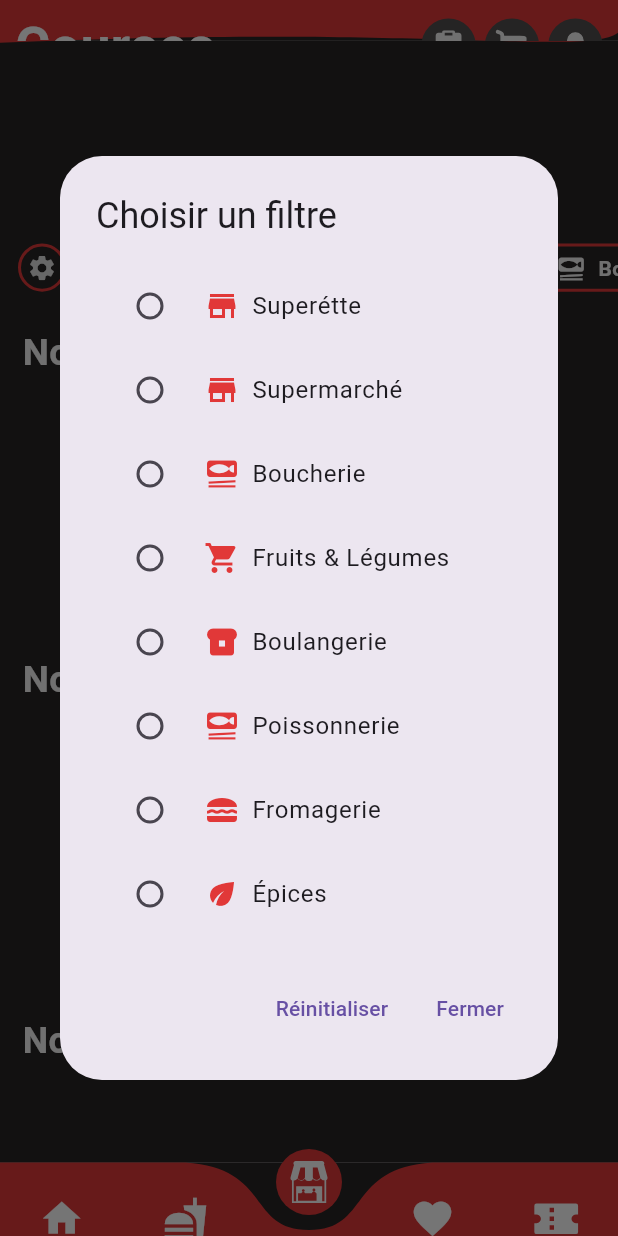
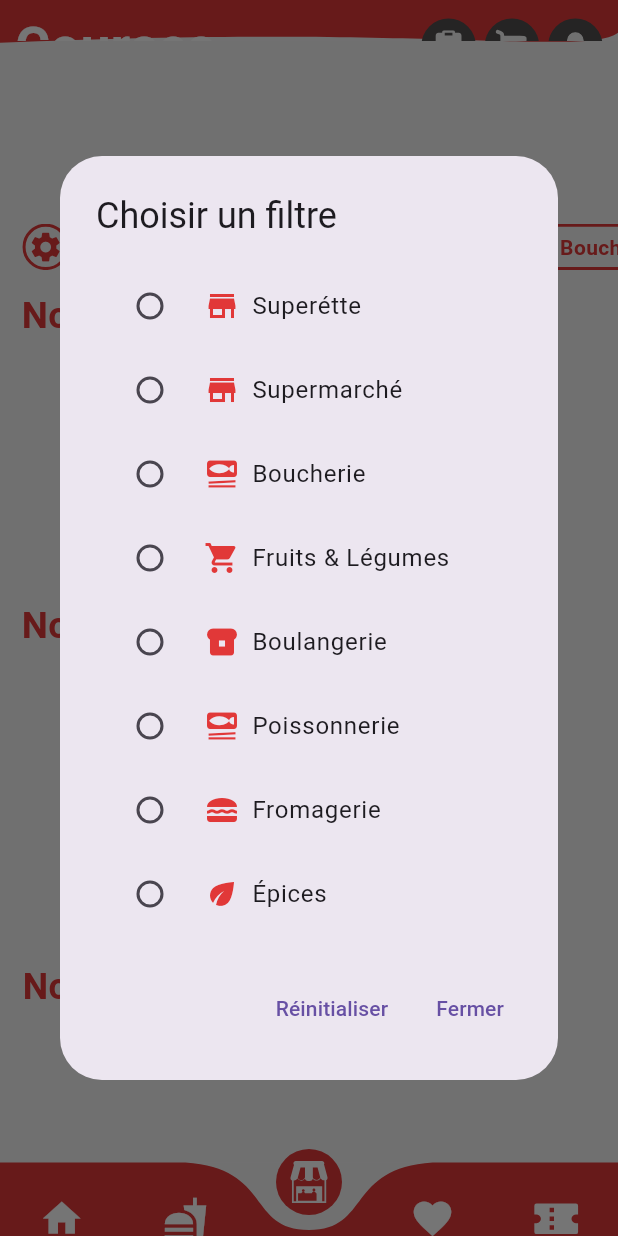
Before and after one commit to Tayeb-Bgh/QuickLiv, a Flutter app: the screen it shows after launch, item 3 of the bottom bar chosen, after a tap on the "settings" icon, on a phone screen of 412 x 824 dp. Run offline on Flutter 3.47's test engine with Material 3 defaults, Android fonts, the phone set to English and light mode, and no system bars; drawn by our look-alikes of curved_navigation_bar; our stand-ins replace auto_size_text, device_info_plus, dio, flutter_otp_text_field, flutter_rating_bar, flutter_riverpod and 7 more; missing offline and left inert: flutter_polyline_points; accounts and stored records are empty.

Commit message:
Ma, fix responsive for groceries page

```diff
--- a/mobileapp/lib/core/config/backend_api_config.dart
+++ b/mobileapp/lib/core/config/backend_api_config.dart
@@ -16,7 +16,7 @@ class ApiConfig {
         final isEmulator = !androidInfo.isPhysicalDevice;
         return isEmulator
             ? 'http://10.0.2.2:3000/api'
-            : 'http://192.168.43.83:3000/api';
+            : 'http://192.168.7.114:3000/api';
       }
 
       if (Platform.isIOS) {
--- a/mobileapp/lib/core/config/dark_mode_provider.dart
+++ b/mobileapp/lib/core/config/dark_mode_provider.dart
@@ -1,5 +1,5 @@
 import 'package:flutter_riverpod/flutter_riverpod.dart';
 
 final darkModeProvider = StateProvider<bool>((ref) {
-  return true;
+  return false;
 });
--- a/mobileapp/lib/core/constants/constants.dart
+++ b/mobileapp/lib/core/constants/constants.dart
@@ -27,3 +27,5 @@ const Color kPrimaryBlur = Color(0x4D000000); // 30% opacity
 // Vert
 const Color kPrimaryGreen = Color(0xFF34EB4F);
 const Color kSecondaryGreen = Color(0xFF47CF5B);
+
+const double kDefaultPadding = 0.035;
--- a/mobileapp/lib/features/customer/groceries/presentation/pages/groceries_page.dart
+++ b/mobileapp/lib/features/customer/groceries/presentation/pages/groceries_page.dart
@@ -37,6 +37,9 @@ class _GroceriesPageTestState extends ConsumerState<GroceriesPageTest> {
     final isDarkMode = ref.watch(darkModeProvider);
     final bgColor = isDarkMode ? kPrimaryDark : kSecondaryWhite;
 
+    final height = MediaQuery.of(context).size.height;
+    final width = MediaQuery.of(context).size.width;
+
     return ColoredBox(
       color: bgColor,
       child: CustomScrollView(
@@ -47,15 +50,15 @@ class _GroceriesPageTestState extends ConsumerState<GroceriesPageTest> {
               onRefresh: _refresh,
             ),
           ),
-          SliverToBoxAdapter(child: SizedBox(height: 10)),
+          SliverToBoxAdapter(child: SizedBox(height: height * 0)),
 
           // Sticky Header
           SliverPersistentHeader(
             pinned: true,
-            delegate: _StickyRadioButtonsDelegate(isDarkMode: isDarkMode),
+            delegate: _StickyRadioButtonsDelegate(isDarkMode: isDarkMode,height: height),
           ),
 
-          SliverToBoxAdapter(child: SizedBox(height: 13)),
+          SliverToBoxAdapter(child: SizedBox(height: height * 0)),
 
           SliverToBoxAdapter(
             child: ReductionsListView(
@@ -84,25 +87,28 @@ class _GroceriesPageTestState extends ConsumerState<GroceriesPageTest> {
 
 class _StickyRadioButtonsDelegate extends SliverPersistentHeaderDelegate {
   final bool isDarkMode;
-  _StickyRadioButtonsDelegate({required this.isDarkMode});
+  final double height;
+  _StickyRadioButtonsDelegate({required this.isDarkMode,required this.height});
 
   @override
   Widget build(BuildContext context, double shrinkOffset, bool overlapsContent) {
 
+
     return ColoredBox(
+
       color:  isDarkMode?  kPrimaryDark : kSecondaryWhite,
-      child: const Padding(
-        padding: EdgeInsets.symmetric(vertical: 8.0),
+      child: Padding(
+        padding: EdgeInsets.symmetric(vertical: height * 0.015),
         child: HorizontalRadioButtons(),
       ),
     );
   }
 
   @override
-  double get maxExtent => 50;
+  double get maxExtent => height * 0.0675;
 
   @override
-  double get minExtent => 50;
+  double get minExtent => height * 0.0675;
 
   @override
   bool shouldRebuild(_StickyRadioButtonsDelegate oldDelegate) => false;
--- a/mobileapp/lib/features/customer/groceries/presentation/widgets/business_story_btn.dart
+++ b/mobileapp/lib/features/customer/groceries/presentation/widgets/business_story_btn.dart
@@ -16,6 +16,7 @@ class BusinessStoryBtn extends ConsumerWidget {
     final Color textColor = isDarkMode ? kPrimaryWhite: kPrimaryBlack;
     final radius = MediaQuery.of(context).size.height * 0.04;
     final width = MediaQuery.of(context).size.width;
+    final height = MediaQuery.of(context).size.height;
 
     return Column(
       children: [
@@ -38,9 +39,9 @@ class BusinessStoryBtn extends ConsumerWidget {
             ),
           ),
         ),
-        const SizedBox(height: 1.6), // Space between image and text
+        SizedBox(height: height * 0.001), // Space between image and text
         SizedBox(
-          width: width * 0.19,
+          width: width * 0.175, /////////////////// PEUT ETRE ICI AUSSIIIIIIIIIIIIIIIII
           child: AutoSizeText(
             grocery.name,
             style: TextStyle(color: textColor, fontSize: width*0.025),
--- a/mobileapp/lib/features/customer/groceries/presentation/widgets/groceries_list_view.dart
+++ b/mobileapp/lib/features/customer/groceries/presentation/widgets/groceries_list_view.dart
@@ -6,7 +6,6 @@ import 'package:mobileapp/features/customer/groceries/business/entities/grocery_
 import 'package:mobileapp/features/customer/groceries/presentation/widgets/grocery_card.dart';
 
 class GroceriesListView extends ConsumerWidget {
-
   final AsyncValue<List<Grocery>> groceries;
   final String title = "Notre sélection du jour";
   final Function onRefresh;
@@ -20,7 +19,7 @@ class GroceriesListView extends ConsumerWidget {
   @override
   Widget build(BuildContext context, WidgetRef ref) {
     final isDarkMode = ref.watch(darkModeProvider);
-    final height = MediaQuery.of(context).size.height ;
+    final height = MediaQuery.of(context).size.height;
     final width = MediaQuery.of(context).size.width;
 
     final Color titleColor = isDarkMode ? kSecondaryWhite : kPrimaryRed;
@@ -28,7 +27,7 @@ class GroceriesListView extends ConsumerWidget {
     return ColoredBox(
       color: isDarkMode ? kPrimaryDark : kSecondaryWhite,
       child: Container(
-        padding: EdgeInsets.only(left: 15),
+        padding: EdgeInsets.only(left: width * kDefaultPadding),
         margin: EdgeInsets.only(bottom: 0),
         child: Column(
           mainAxisAlignment: MainAxisAlignment.start,
--- a/mobileapp/lib/features/customer/groceries/presentation/widgets/groceries_stories.dart
+++ b/mobileapp/lib/features/customer/groceries/presentation/widgets/groceries_stories.dart
@@ -22,14 +22,14 @@ class GroceriesStoriesList extends ConsumerWidget {
     return ColoredBox(
       color: isDarkMode ? kPrimaryDark : kSecondaryWhite,
       child: Container(
-        margin: EdgeInsets.only(top: 10),
-        padding: EdgeInsets.only(left: 5, right: 5),
+        margin: EdgeInsets.only(top: height * 0.01),
+        padding: EdgeInsets.only(left: width * kDefaultPadding),
         child: groceries.when(
           data:
               (groceries) => RefreshIndicator(
                 onRefresh: () => onRefresh(),
                 child: SizedBox(
-                  height: width * 0.26,
+                  height: height * 0.123,//////////////////////////////////ICIIIIIIIIIIIIIIIIIIIIIIIIIIIIIIIII STORYYYYYYYYYYYYY OVERFLOOOOOOOOOOOOOOW
                   child: ListView.builder(
                     physics: const AlwaysScrollableScrollPhysics(),
                     scrollDirection: Axis.horizontal,
@@ -37,9 +37,10 @@ class GroceriesStoriesList extends ConsumerWidget {
 
                     itemBuilder: (context, index) {
                       final grocer = groceries[index];
+
                       return Padding(
-                        padding: const EdgeInsets.symmetric(
-                          horizontal: 5,
+                        padding: EdgeInsets.only(
+                          right: width * 0.025,
                         ), // Réduit l'écart ici
                         child: BusinessStoryBtn(grocery: grocer),
                       );
--- a/mobileapp/lib/features/customer/groceries/presentation/widgets/horizontal_radio_buttons.dart
+++ b/mobileapp/lib/features/customer/groceries/presentation/widgets/horizontal_radio_buttons.dart
@@ -33,12 +33,13 @@ class HorizontalRadioButtons extends ConsumerWidget {
             itemBuilder: (context, index) {
               final category = categories[index];
               final isSelected = selected == category['label'];
+              final widht = MediaQuery.of(context).size.width ;
 
               return RadioListTile<String>(
                 title: Row(
                   children: [
                     Icon(category['icon'] as IconData, color: kPrimaryRed),
-                    const SizedBox(width: 8),
+                    SizedBox(width: 8),
                     Text(category['label'] as String),
                   ],
                 ),
@@ -73,6 +74,7 @@ class HorizontalRadioButtons extends ConsumerWidget {
   @override
   Widget build(BuildContext context, WidgetRef ref) {
     final height = MediaQuery.of(context).size.height;
+    final width = MediaQuery.of(context).size.width ;
     final isDarkMode = ref.watch(darkModeProvider);
 
     final selected = ref.watch(selectedCategoryProvider);
@@ -91,7 +93,7 @@ class HorizontalRadioButtons extends ConsumerWidget {
       height: height * 0.039,
       child: ListView.separated(
         scrollDirection: Axis.horizontal,
-        padding: const EdgeInsets.symmetric(horizontal: 12),
+        padding: EdgeInsets.symmetric(horizontal: width * kDefaultPadding),
         itemCount: categories.length + 1, // +1 pour le bouton settings
         separatorBuilder: (_, __) => const SizedBox(width: 10),
         itemBuilder: (context, index) {
@@ -109,7 +111,7 @@ class HorizontalRadioButtons extends ConsumerWidget {
                 child: Icon(
                   Icons.settings,
                   color: isDarkMode ? kWhiteGray : kPrimaryRed,
-                  size: 20,
+                  size: width * 0.058,
                 ),
               ),
             );
@@ -126,7 +128,7 @@ class HorizontalRadioButtons extends ConsumerWidget {
             },
             child: AnimatedContainer(
               duration: const Duration(milliseconds: 200),
-              padding: const EdgeInsets.symmetric(horizontal: 16, vertical: 5),
+              padding:  EdgeInsets.symmetric(horizontal: width * 0.03, vertical: height * 0.005),
               decoration: BoxDecoration(
                 color: isSelected ? kPrimaryRed : Colors.transparent,
                 border: Border.all(color: kPrimaryRed, width: 2),
@@ -137,9 +139,9 @@ class HorizontalRadioButtons extends ConsumerWidget {
                   Icon(
                     category['icon'] as IconData,
                     color: isSelected ? kSecondaryWhite : isDarkMode ? kSecondaryWhite : kPrimaryRed,
-                    size: 20,
+                    size: width * 0.05,
                   ),
-                  const SizedBox(width: 8),
+                   SizedBox(width: width * 0.01),
                   Text(
                     category['label'] as String,
                     style: TextStyle(
--- a/mobileapp/lib/features/customer/groceries/presentation/widgets/reductions_list_view.dart
+++ b/mobileapp/lib/features/customer/groceries/presentation/widgets/reductions_list_view.dart
@@ -29,7 +29,7 @@ class ReductionsListView extends ConsumerWidget {
     return ColoredBox(
       color: isDarkMode ? kPrimaryDark : kSecondaryWhite,
       child: Container(
-        padding: EdgeInsets.only(left: 15,bottom: 10),
+        padding: EdgeInsets.only(left: width * kDefaultPadding),
           child: Column(
           mainAxisAlignment: MainAxisAlignment.start,
           crossAxisAlignment: CrossAxisAlignment.start,
@@ -43,7 +43,7 @@ class ReductionsListView extends ConsumerWidget {
                 fontSize: width * 0.060,
               ),
             ),
-            SizedBox(height: 6),
+            SizedBox(height: height * 0.006),
             reductions.when(
               data:
                   (reductions) => RefreshIndicator(
@@ -56,7 +56,7 @@ class ReductionsListView extends ConsumerWidget {
                         itemBuilder: (context, index) {
                           final reduction = reductions[index];
                           return Container(
-                            margin: EdgeInsets.only(right: 10 ,bottom: 8),
+                            margin: EdgeInsets.only(right: 10 ,bottom: height * 0.008),
                             child: ProductReducCard(product: reduction),
                           );
                         },
--- a/mobileapp/lib/features/customer/groceries/presentation/widgets/vertical_market_list.dart
+++ b/mobileapp/lib/features/customer/groceries/presentation/widgets/vertical_market_list.dart
@@ -46,7 +46,11 @@ class VerticalMarketList extends ConsumerWidget {
               itemCount: groceries.length,
               itemBuilder: (context, index) {
                 final grocer = groceries[index];
-                return GroceryCard(grocery: grocer, isFull: isFull);
+                return Container(
+                  margin: EdgeInsets.only(
+                    bottom: 10,
+                  ),
+                  child: GroceryCard(grocery: grocer, isFull: isFull));
               },
             ),
           ],
```
Also changed, not shown: mobileapp/lib/features/customer/groceries/presentation/widgets/grocery_card.dart (+7 -10 lines), mobileapp/lib/features/customer/groceries/presentation/widgets/product_reduc_card.dart (+4 -4 lines).
